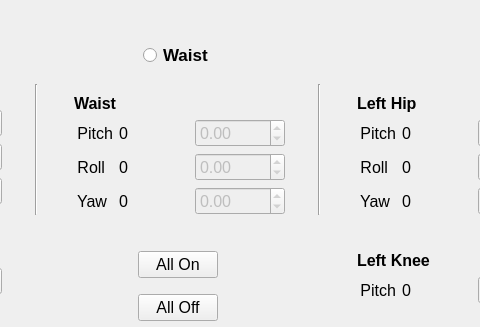
Old version of the form G1ControlPanel.ui in the repository lagessiehcs/Unitree-G1-Control-Panel; both pictures show x 555 to 1035 and y 0 to 327 of the 1465 by 517 pixel window.
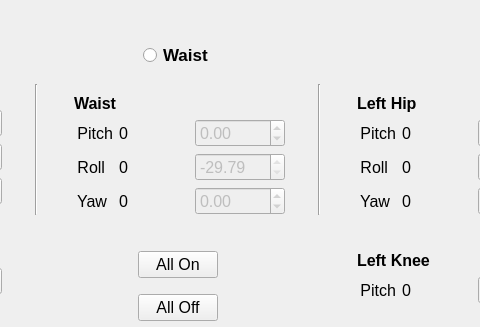
New version of the form.

```diff
--- a/G1ControlPanel.ui
+++ b/G1ControlPanel.ui
@@ -1794,10 +1794,10 @@
                    <bool>false</bool>
                   </property>
                   <property name="minimum">
-                   <double>-999.990000000000009</double>
+                   <double>-29.789999999999999</double>
                   </property>
                   <property name="maximum">
-                   <double>999.990000000000009</double>
+                   <double>-29.789999999999999</double>
                   </property>
                  </widget>
                 </item>
```
Left out of the diff: 64 changed lines with no effect on the pictures.
